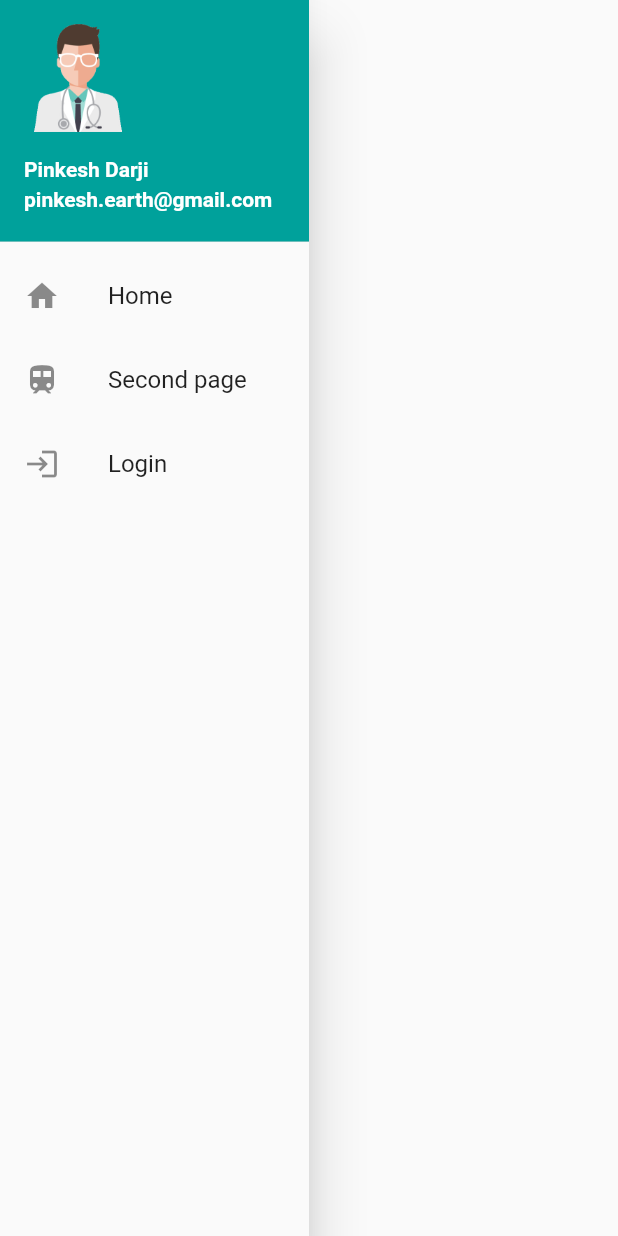
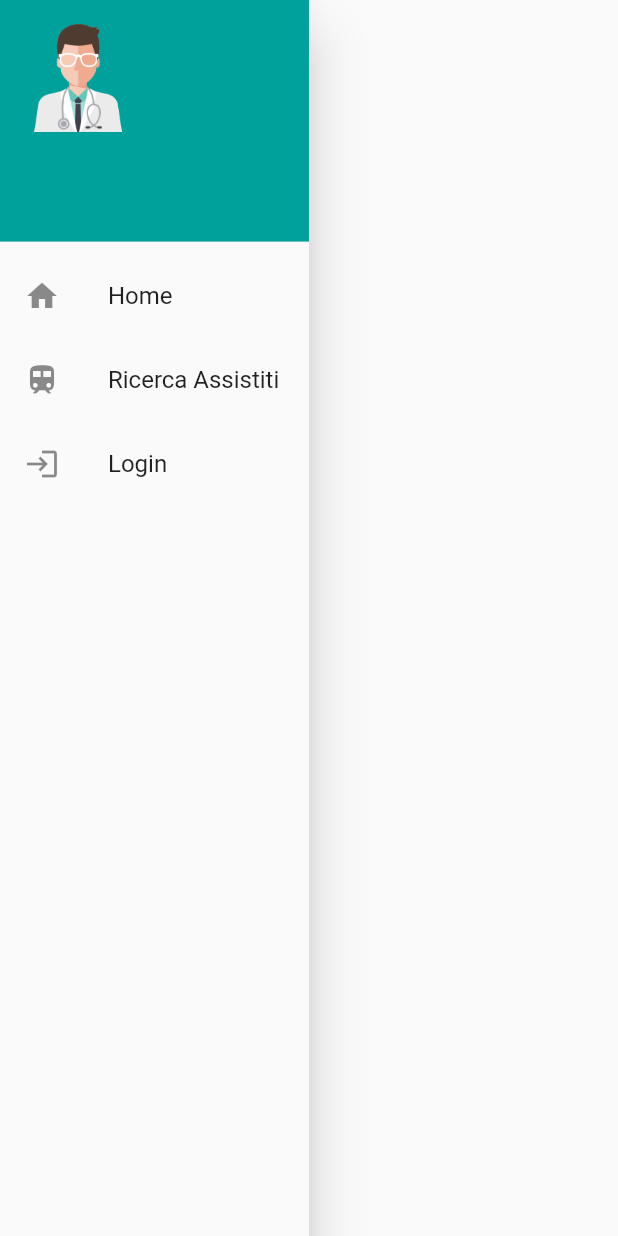
Before and after one commit to maxdevis/resettami, a Flutter app: the MyDrawer widget shown alone on an empty page, opened directly, on a phone screen of 412 x 824 dp. Run offline on Flutter 3.47's test engine with Material 2 defaults, Android fonts, the phone set to English and light mode, and no system bars; our stand-ins replace device_preview, dio, fl_chart, flutter_easyloading, flutter_secure_storage, flutter_svg and 2 more; accounts and stored records are empty.

Commit message:
add ricerca assistito

```diff
--- a/lib/Component/myDrawer.dart
+++ b/lib/Component/myDrawer.dart
@@ -1,34 +1,41 @@
 import 'package:flutter/cupertino.dart';
 import 'package:flutter/material.dart';
+import 'package:resettami_app/Library/SecureStorage.dart';
+import 'package:resettami_app/utils/Constants.dart';
 
+//ignore: must_be_immutable
 class MyDrawer extends StatelessWidget {
-  const MyDrawer({super.key, required this.title});
+  MyDrawer({super.key, required this.title});
   final String title;
+  final SecureStorage _sessionStorage = SecureStorage();
+  String _emailUser = "";
+  String _nameUser = "";
 
   @override
   Widget build(BuildContext context) {
+    _readFromStorage();
     return Drawer(
       width: MediaQuery.of(context).size.width * 0.5,
       child: ListView(
         // Important: Remove any padding from the ListView.
         padding: EdgeInsets.zero,
         children: [
-          const UserAccountsDrawerHeader(
-            decoration: BoxDecoration(color: Color(0xff00A19B)),
+          UserAccountsDrawerHeader(
+            decoration: const BoxDecoration(color: Color(0xff00A19B)),
             accountName: Text(
-              "Pinkesh Darji",
-              style: TextStyle(
+              _nameUser,
+              style: const TextStyle(
                 color: Colors.white,
                 fontWeight: FontWeight.bold,
               ),
             ),
             accountEmail: Text(
-              "pinkesh.earth@gmail.com",
-              style: TextStyle(
+              _emailUser,
+              style: const TextStyle(
                 fontWeight: FontWeight.bold,
               ),
             ),
-            currentAccountPicture: Image(
+            currentAccountPicture: const Image(
               image: AssetImage('assets/images/doctor.png'),
               fit: BoxFit.fitHeight,
             ),
@@ -46,9 +53,9 @@ class MyDrawer extends StatelessWidget {
             leading: const Icon(
               Icons.train,
             ),
-            title: const Text('Second page'),
+            title: const Text('Ricerca Assistiti'),
             onTap: () {
-              Navigator.of(context).pushReplacementNamed('/second');
+              Navigator.of(context).pushReplacementNamed('/ricAss');
             },
           ),
           ListTile(
@@ -57,7 +64,7 @@ class MyDrawer extends StatelessWidget {
             ),
             title: const Text('Login'),
             onTap: () {
-              Navigator.of(context).pushReplacementNamed('/login');
+              Navigator.of(context).pushReplacementNamed('/logout');
             },
           ),
         ],
@@ -65,4 +72,10 @@ class MyDrawer extends StatelessWidget {
     );
   }
 
+  Future<void> _readFromStorage() async {
+    _nameUser = (await _sessionStorage.readData(eLogin.KEY_USERNAME.toString()))!;
+    _emailUser = (await _sessionStorage.readData(eLogin.KEY_EMAIL.toString()))!;
+  }
+
+
 }
--- a/lib/Screens/Home.dart
+++ b/lib/Screens/Home.dart
@@ -18,9 +18,7 @@ class SplashScreenState extends State<HomePage> {
       appBar: const MyAppBar(
         title: 'Resettami Parkylon',
       ),
-      //set app bar from appbar.dart
-      // use like this where ever you want
-      drawer: const MyDrawer(title: 'Resettami Parkylon'),
+      drawer: MyDrawer(title: 'Resettami Parkylon'),
       //set drawer from app_drawer.dart
       //set like this where ever you want
       body: SingleChildScrollView(
--- a/lib/Screens/Second.dart
+++ b/lib/Screens/Second.dart
@@ -12,7 +12,7 @@ class SecondPage extends StatelessWidget {
         appBar: const MyAppBar( title: 'MyAppBar',),
         //set app bar from appbar.dart
         // use like this where ever you want
-        drawer: const MyDrawer(title: 'MyDrawer'),
+        drawer: MyDrawer(title: 'MyDrawer'),
         //set drawer from app_drawer.dart
         //set like this where ever you want
         body: const Center(
--- a/lib/main.dart
+++ b/lib/main.dart
@@ -2,8 +2,9 @@ import 'package:flutter/foundation.dart';
 import 'package:flutter/material.dart';
 import 'package:device_preview/device_preview.dart';
 import 'package:resettami_app/Screens/Home.dart';
-import 'package:resettami_app/Screens/SearchAssistiti.dart';
+import 'package:resettami_app/Screens/assistiti/search.dart';
 import 'package:resettami_app/Screens/Splash.dart';
+import 'package:resettami_app/Screens/assistiti/searchList.dart';
 import 'package:resettami_app/utils/Constants.dart';
 import 'package:flutter_easyloading/flutter_easyloading.dart';
 import 'package:flutter_localizations/flutter_localizations.dart';
@@ -27,8 +28,7 @@ class MyApp extends StatelessWidget {
       theme: ThemeData.light(),
       darkTheme: ThemeData.dark(),
       navigatorKey: navigatorKey,
-      //home: const SplashScreen(),
-      home: const SearchAssistitiScreen(),
+      home: const SplashScreen(),
       debugShowCheckedModeBanner: false,
       initialRoute: '/',
       builder: EasyLoading.init(),
--- a/lib/utils/Constants.dart
+++ b/lib/utils/Constants.dart
@@ -4,21 +4,29 @@ import 'package:resettami_app/Component/myCard.dart';
 import 'package:resettami_app/Component/myCharts.dart';
 import 'package:resettami_app/Screens/Home.dart';
 import 'package:resettami_app/Screens/Login.dart';
-import 'package:resettami_app/Screens/Second.dart';
+import 'package:resettami_app/Screens/assistiti/search.dart';
+
 
 final GlobalKey<NavigatorState> navigatorKey = GlobalKey<NavigatorState>();
 
 enum eLogin {
   KEY_USERNAME,
   KEY_PASSWORD,
+  KEY_EMAIL,
   KEY_TOKEN,
   KEY_TYPE_AUTH
 }
 
+/*enum eRoutes {
+  HOME_SCREEN,
+  RIC_ASS_SCREEN,
+  LOGOUT_SCREEN,
+}*/
+
 final routes = {
   '/home': (context) => const HomePage(),
-  '/second': (context) => const SecondPage(title: 'SecondPage'),
-  '/login': (context) => const LoginPage(),
+  '/ricAss': (context) => const SearchAssScreen(),
+  '/logout': (context) => const LoginPage(),
 };
 
 List<Widget> listCards = [
```
Also changed, not shown: lib/Models/Assistito.dart (added, +86 -0 lines), lib/Screens/assistiti/search.dart (renamed from lib/Screens/SearchAssistiti.dart, +15 -20 lines), lib/Screens/assistiti/searchList.dart (added, +115 -0 lines), lib/utils/HttpService.dart (+23 -0 lines).
